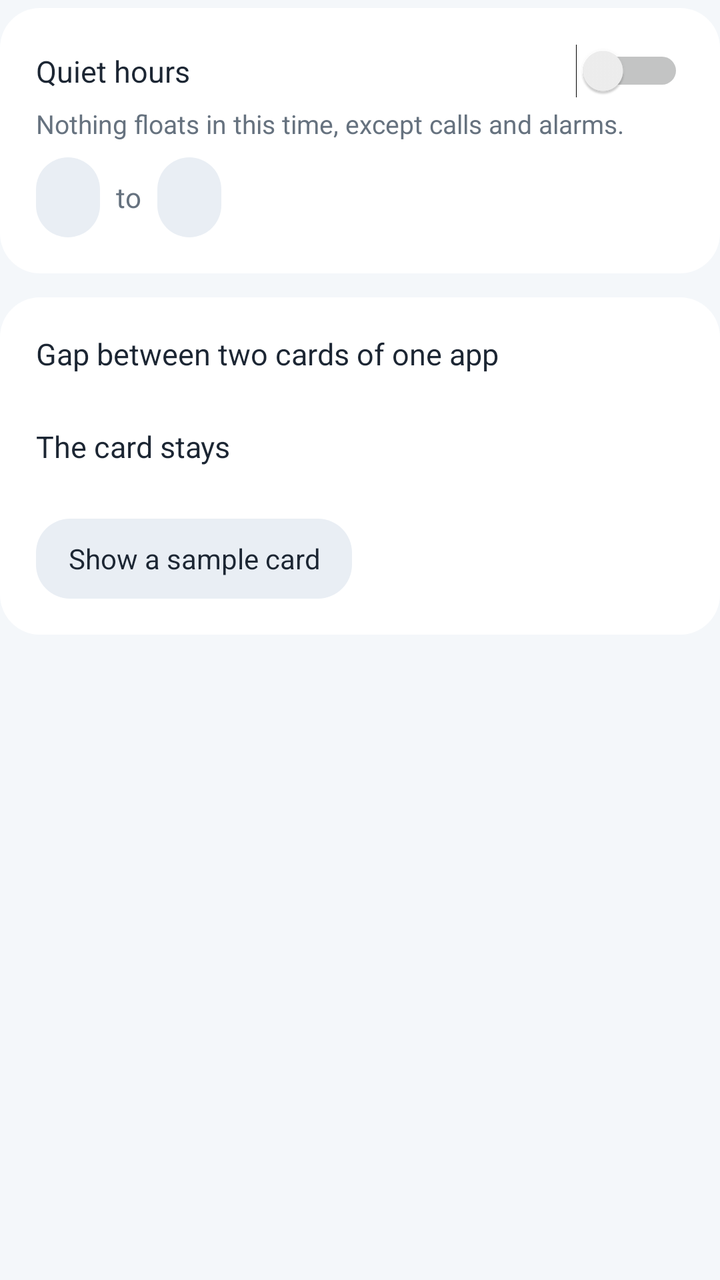
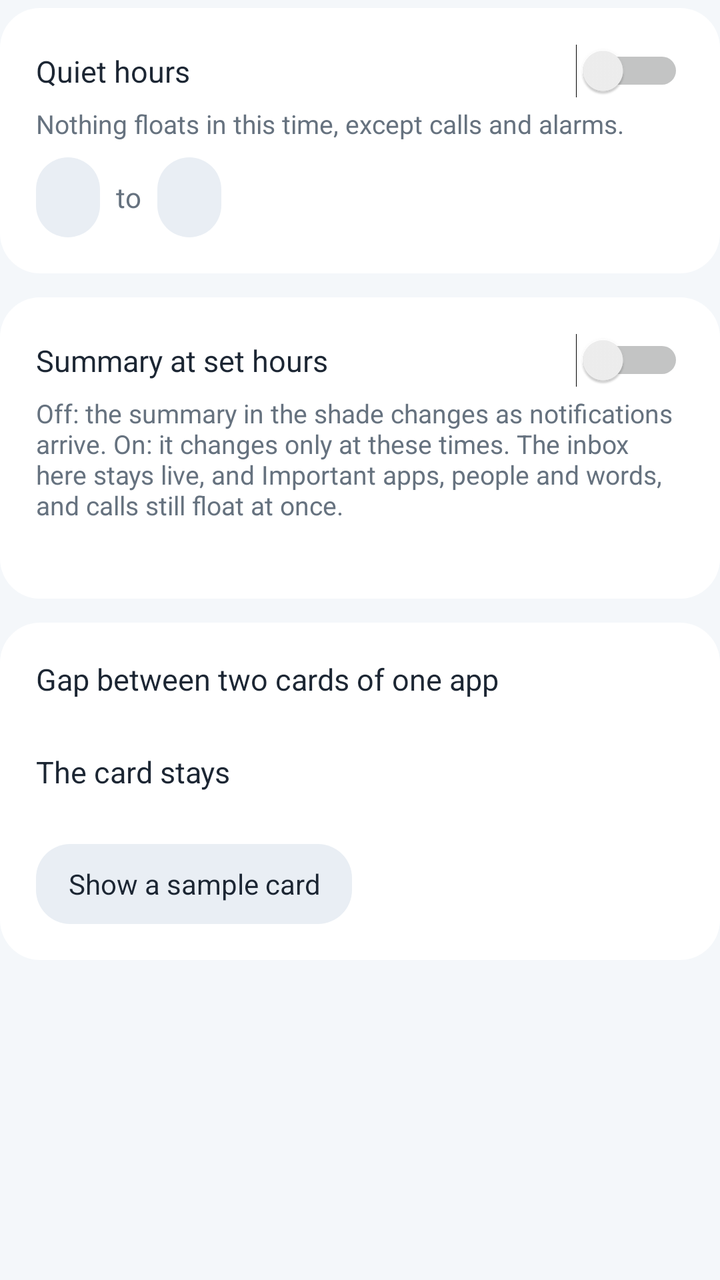

The first picture is an Android layout as it rendered before a commit; the second is the same layout after the commit. The layout source and the unified diff follow.
<!-- AndroidManifest.xml: application theme Theme.Hush -->
<!-- res/layout/set_calm.xml -->
<?xml version="1.0" encoding="utf-8"?>
<LinearLayout xmlns:android="http://schemas.android.com/apk/res/android"
    android:layout_width="match_parent"
    android:layout_height="wrap_content"
    android:orientation="vertical">

    <LinearLayout style="@style/Box" android:layout_marginTop="4dp">

        <LinearLayout
            android:layout_width="match_parent"
            android:layout_height="wrap_content"
            android:gravity="center_vertical"
            android:orientation="horizontal">

            <TextView
                android:layout_width="0dp"
                android:layout_height="wrap_content"
                android:layout_weight="1"
                android:text="@string/quiet"
                android:textColor="@color/ink"
                android:textSize="15sp" />

            <Switch
                android:id="@+id/quiet_on"
                android:layout_width="wrap_content"
                android:layout_height="wrap_content" />
        </LinearLayout>

        <TextView
            style="@style/Hint"
            android:text="@string/quiet_hint" />

        <LinearLayout
            android:layout_width="match_parent"
            android:layout_height="wrap_content"
            android:layout_marginTop="8dp"
            android:orientation="horizontal">

            <TextView
                android:id="@+id/quiet_from"
                style="@style/TextButton" />

            <TextView
                android:layout_width="wrap_content"
                android:layout_height="wrap_content"
                android:layout_gravity="center_vertical"
                android:layout_marginStart="8dp"
                android:layout_marginEnd="8dp"
                android:text="@string/until"
                android:textColor="@color/ink_soft" />

            <TextView
                android:id="@+id/quiet_to"
                style="@style/TextButton" />
        </LinearLayout>
    </LinearLayout>

    <LinearLayout style="@style/Box">

        <TextView
            android:layout_width="wrap_content"
            android:layout_height="wrap_content"
            android:text="@string/gap"
            android:textColor="@color/ink"
            android:textSize="15sp" />

        <LinearLayout
            android:id="@+id/gaps"
            android:layout_width="match_parent"
            android:layout_height="wrap_content"
            android:layout_marginTop="8dp"
            android:orientation="horizontal" />

        <TextView
            android:layout_width="wrap_content"
            android:layout_height="wrap_content"
            android:layout_marginTop="18dp"
            android:text="@string/stay"
            android:textColor="@color/ink"
            android:textSize="15sp" />

        <LinearLayout
            android:id="@+id/stays"
            android:layout_width="match_parent"
            android:layout_height="wrap_content"
            android:layout_marginTop="8dp"
            android:orientation="horizontal" />

        <TextView
            android:id="@+id/test"
            style="@style/TextButton"
            android:layout_marginTop="18dp"
            android:text="@string/test" />
    </LinearLayout>
</LinearLayout>
<!-- resources referenced by this layout -->
<resources>
  <color name="ink">#FF1C2633</color>
  <color name="ink_soft">#FF66727F</color>
  <string name="gap">Gap between two cards of one app</string>
  <string name="quiet">Quiet hours</string>
  <string name="quiet_hint">Nothing floats in this time, except calls and alarms.</string>
  <string name="stay">The card stays</string>
  <string name="test">Show a sample card</string>
  <string name="until">to</string>
  <style name="Box">
          <item name="android:layout_width">match_parent</item>
          <item name="android:layout_height">wrap_content</item>
          <item name="android:layout_marginTop">12dp</item>
          <item name="android:background">@drawable/box</item>
          <item name="android:orientation">vertical</item>
          <item name="android:padding">18dp</item>
      </style>
  <style name="Hint">
          <item name="android:layout_width">match_parent</item>
          <item name="android:layout_height">wrap_content</item>
          <item name="android:layout_marginTop">4dp</item>
          <item name="android:textColor">@color/ink_soft</item>
          <item name="android:textSize">13sp</item>
      </style>
  <style name="TextButton">
          <item name="android:layout_width">wrap_content</item>
          <item name="android:layout_height">40dp</item>
          <item name="android:background">@drawable/chip</item>
          <item name="android:gravity">center</item>
          <item name="android:paddingStart">16dp</item>
          <item name="android:paddingEnd">16dp</item>
          <item name="android:textColor">@color/ink</item>
          <item name="android:textSize">14sp</item>
          <item name="android:clickable">true</item>
          <item name="android:focusable">true</item>
      </style>
  <style name="Theme.Hush" parent="@android:style/Theme.DeviceDefault.Light.NoActionBar">
          <item name="android:windowBackground">@color/bg</item>
          <item name="android:statusBarColor">@color/bg</item>
          <item name="android:navigationBarColor">@color/bg</item>
          <item name="android:windowLightStatusBar">true</item>
          <item name="android:windowLightNavigationBar" tools:targetApi="27">true</item>
          <item name="android:textColorPrimary">@color/ink</item>
          <item name="android:textColorSecondary">@color/ink_soft</item>
          <item name="android:colorAccent">@color/accent</item>
          <item name="android:colorControlActivated">@color/accent</item>
          <item name="android:textColorHighlight">@color/accent_soft</item>
      </style>
  <!-- drawable box (drawable) -->
  <shape xmlns:android="http://schemas.android.com/apk/res/android" android:shape="rectangle">
      <solid android:color="@color/surface" />
      <corners android:radius="20dp" />
  </shape>
  <!-- drawable chip (drawable) -->
  <selector xmlns:android="http://schemas.android.com/apk/res/android">
      <item android:state_selected="true">
          <shape android:shape="rectangle">
              <solid android:color="@color/accent" />
              <corners android:radius="17dp" />
          </shape>
      </item>
      <item>
          <shape android:shape="rectangle">
              <solid android:color="@color/surface2" />
              <corners android:radius="17dp" />
          </shape>
      </item>
  </selector>
  <color name="bg">#FFF4F7FA</color>
  <color name="accent">#FF3F78B5</color>
  <color name="accent_soft">#FFE1ECF7</color>
  <color name="surface">#FFFFFFFF</color>
  <color name="surface2">#FFE9EEF4</color>
</resources>

<!-- the commit's change to res/layout/set_calm.xml (unified diff, before → after) -->
@@ -57,6 +57,54 @@
 
     <LinearLayout style="@style/Box">
 
+        <LinearLayout
+            android:layout_width="match_parent"
+            android:layout_height="wrap_content"
+            android:gravity="center_vertical"
+            android:orientation="horizontal">
+
+            <TextView
+                android:layout_width="0dp"
+                android:layout_height="wrap_content"
+                android:layout_weight="1"
+                android:text="@string/digest"
+                android:textColor="@color/ink"
+                android:textSize="15sp" />
+
+            <Switch
+                android:id="@+id/digest_on"
+                android:layout_width="wrap_content"
+                android:layout_height="wrap_content" />
+        </LinearLayout>
+
+        <TextView
+            style="@style/Hint"
+            android:text="@string/digest_hint" />
+
+        <LinearLayout
+            android:id="@+id/digest_more"
+            android:layout_width="match_parent"
+            android:layout_height="wrap_content"
+            android:orientation="vertical">
+
+            <LinearLayout
+                android:id="@+id/digest_times"
+                android:layout_width="match_parent"
+                android:layout_height="wrap_content"
+                android:layout_marginTop="10dp"
+                android:orientation="horizontal" />
+
+            <LinearLayout
+                android:id="@+id/digest_sounds"
+                android:layout_width="match_parent"
+                android:layout_height="wrap_content"
+                android:layout_marginTop="10dp"
+                android:orientation="horizontal" />
+        </LinearLayout>
+    </LinearLayout>
+
+    <LinearLayout style="@style/Box">
+
         <TextView
             android:layout_width="wrap_content"
             android:layout_height="wrap_content"
<!-- resource entries referenced after the edit -->
@@ -2,6 +2,8 @@
 <resources>
   <color name="ink">#FF1C2633</color>
   <color name="ink_soft">#FF66727F</color>
+  <string name="digest">Summary at set hours</string>
+  <string name="digest_hint">Off: the summary in the shade changes as notifications arrive. On: it changes only at these times. The inbox here stays live, and Important apps, people and words, and calls still float at once.</string>
   <string name="gap">Gap between two cards of one app</string>
   <string name="quiet">Quiet hours</string>
   <string name="quiet_hint">Nothing floats in this time, except calls and alarms.</string>
